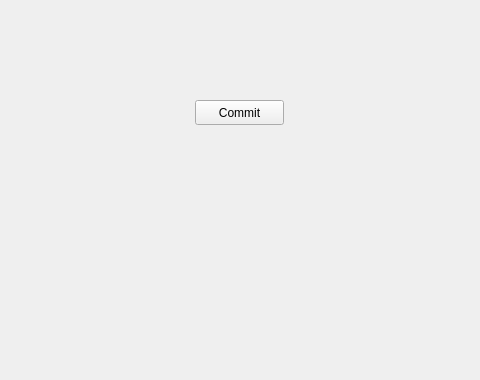
The window that usuariospage.ui (Mati-Mar/AccessIO-GUI) describes before a commit, drawn with Qt 5; both pictures show x 355 to 835 and y 220 to 600 of the 1000 by 600 pixel window.
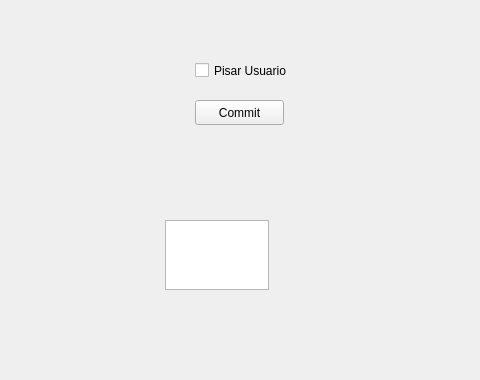
The same window after the commit.

Commit message: Ahora se puede agregar usuario :3

Patch:
```diff
--- a/usuariospage.ui
+++ b/usuariospage.ui
@@ -154,6 +154,29 @@
     <string>Commit</string>
    </property>
   </widget>
+  <widget class="QCheckBox" name="Pisar">
+   <property name="geometry">
+    <rect>
+     <x>550</x>
+     <y>280</y>
+     <width>121</width>
+     <height>21</height>
+    </rect>
+   </property>
+   <property name="text">
+    <string>Pisar Usuario</string>
+   </property>
+  </widget>
+  <widget class="QPlainTextEdit" name="plainTextEdit">
+   <property name="geometry">
+    <rect>
+     <x>520</x>
+     <y>440</y>
+     <width>104</width>
+     <height>70</height>
+    </rect>
+   </property>
+  </widget>
  </widget>
  <resources/>
  <connections/>
```
The commit also changes 7 other files.
